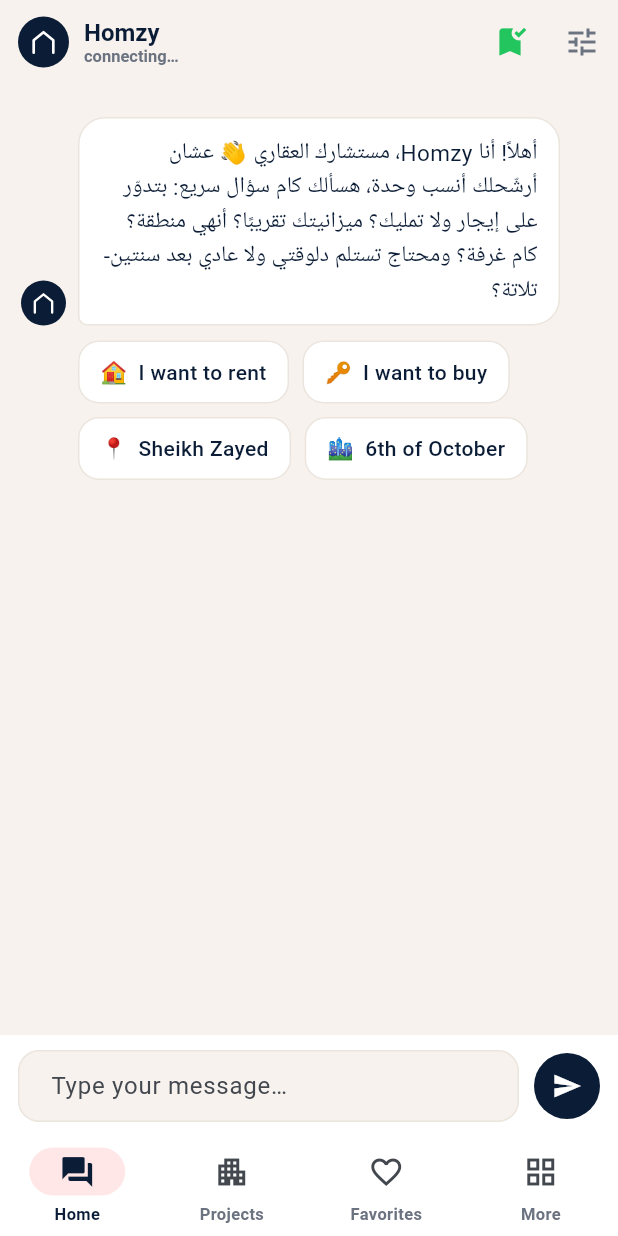
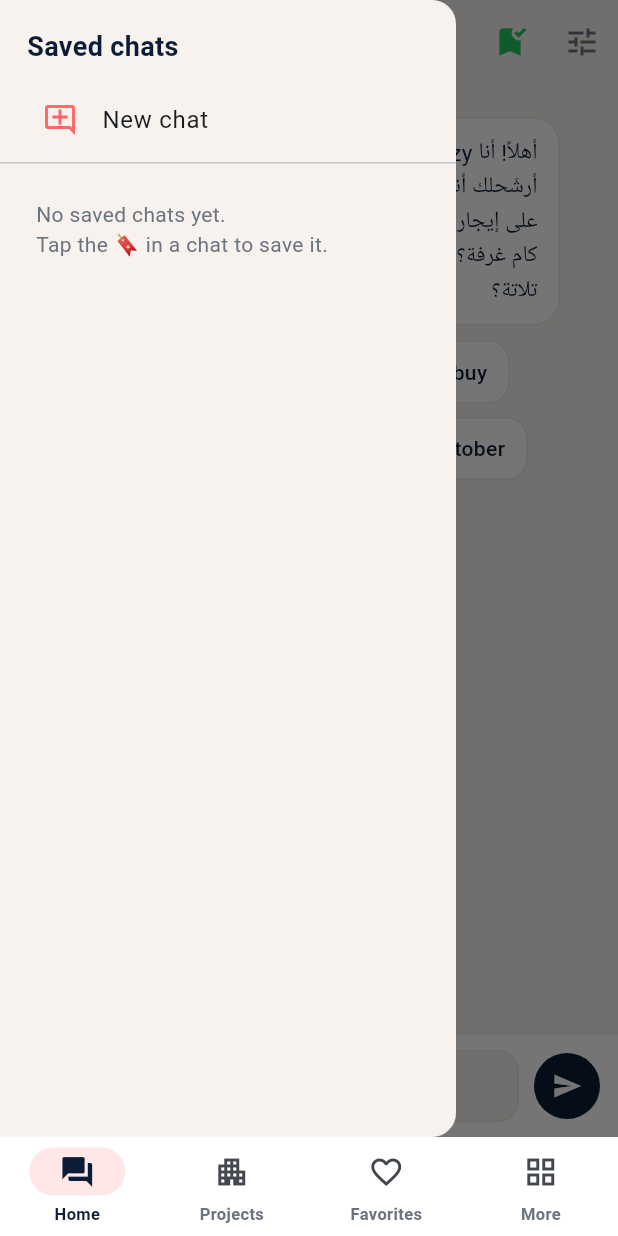
Before and after one commit to alialielkhayat246-a11y/Homzy, a Flutter app: the screen it shows once a user with an empty profile is signed in, with the side drawer open (before the commit the screen has no drawer), on a phone screen of 412 x 824 dp. Run offline on Flutter 3.47's test engine with Material 3 defaults, Android fonts, the phone set to English and light mode, and no system bars; our stand-ins replace flutter_map, google_fonts, image_picker, latlong2, shared_preferences, supabase_flutter; accounts and stored records are empty; network calls fail; Roboto replaces fonts that are missing (Cairo).

Commit message:
Home chat drawer of past chats, Shift+Enter newline, Projects=compounds, logo→home
- Chat (home) gets a side drawer listing past conversations to reopen, plus a
  "New chat" action.
- Composer: Enter sends, Shift+Enter inserts a newline (web/desktop).
- Projects tab now shows the compounds catalog with its area/type filter.
- Tapping the Homzy logo (added to Projects + compound detail app bars) jumps
  back to Home from anywhere, via a shared AppNav tab notifier.

Co-Authored-By: Claude Opus 4.8 <noreply@anthropic.com>

```diff
--- /dev/null
+++ b/mobile/lib/app_nav.dart
@@ -0,0 +1,16 @@
+import 'package:flutter/material.dart';
+
+/// App-wide navigation helper. The bottom-nav index lives here so any screen
+/// (even a pushed detail route) can jump back to Home by tapping the logo.
+class AppNav {
+  AppNav._();
+
+  /// Selected bottom-nav tab (0 = Home / chat). RootNav binds to this.
+  static final ValueNotifier<int> tab = ValueNotifier<int>(0);
+
+  /// Pop any pushed routes and switch to the Home tab.
+  static void goHome(BuildContext context) {
+    Navigator.of(context).popUntil((r) => r.isFirst);
+    tab.value = 0;
+  }
+}
--- a/mobile/lib/i18n.dart
+++ b/mobile/lib/i18n.dart
@@ -225,6 +225,7 @@ const Map<String, Map<String, String>> _strings = {
   'menu_privacy': {'en': 'Privacy policy', 'ar': 'سياسة الخصوصية'},
 
   // Broker / user mode switch
+  'new_chat': {'en': 'New chat', 'ar': 'محادثة جديدة'},
   'broker_mode': {'en': 'Broker mode', 'ar': 'وضع البروكر'},
   'broker_mode_sub': {
     'en': 'List your own properties and manage them.',
--- a/mobile/lib/screens/chat_screen.dart
+++ b/mobile/lib/screens/chat_screen.dart
@@ -209,6 +209,28 @@ class _ChatScreenState extends State<ChatScreen> {
         .showSnackBar(SnackBar(content: Text(msg)));
   }
 
+  /// Open a past conversation from the drawer (loads its full messages first).
+  Future<void> _openSaved(SavedConversation header) async {
+    Navigator.of(context).pop(); // close the drawer
+    final msgs = await ChatStore.instance.messages(header.id);
+    if (!mounted) return;
+    final full = SavedConversation(
+      id: header.id,
+      title: header.title,
+      language: header.language,
+      updatedAt: header.updatedAt,
+      messages: msgs,
+    );
+    Navigator.of(context).push(
+        MaterialPageRoute(builder: (_) => ChatScreen(restored: full)));
+  }
+
+  void _newChat() {
+    Navigator.of(context).pop();
+    Navigator.of(context)
+        .push(MaterialPageRoute(builder: (_) => const ChatScreen()));
+  }
+
   Future<void> _editServer() async {
     final field = TextEditingController(text: HomzyApi.instance.baseUrl);
     final saved = await showDialog<bool>(
@@ -256,6 +278,10 @@ class _ChatScreenState extends State<ChatScreen> {
   Widget build(BuildContext context) {
     final showChips = _messages.length <= 1;
     return Scaffold(
+      drawer: _RecentChatsDrawer(
+        onOpen: _openSaved,
+        onNew: _newChat,
+      ),
       appBar: AppBar(
         titleSpacing: 12,
         title: Row(
@@ -664,13 +690,24 @@ class _Composer extends StatelessWidget {
       child: Row(
         children: [
           Expanded(
+            // Enter sends; Shift+Enter inserts a newline (web/desktop keyboards).
+            child: Focus(
+              onKeyEvent: (node, event) {
+                if (event is KeyDownEvent &&
+                    event.logicalKey == LogicalKeyboardKey.enter &&
+                    !HardwareKeyboard.instance.isShiftPressed) {
+                  if (enabled) onSend();
+                  return KeyEventResult.handled;
+                }
+                return KeyEventResult.ignored;
+              },
               child: TextField(
                 controller: controller,
                 enabled: enabled,
                 minLines: 1,
-              maxLines: 4,
-              textInputAction: TextInputAction.send,
-              onSubmitted: (_) => onSend(),
+                maxLines: 5,
+                keyboardType: TextInputType.multiline,
+                textInputAction: TextInputAction.newline,
                 decoration: InputDecoration(
                   hintText: tr('chat_hint'),
                 filled: true,
@@ -680,6 +717,7 @@ class _Composer extends StatelessWidget {
                   border: OutlineInputBorder(
                     borderRadius: BorderRadius.circular(24),
                     borderSide: BorderSide.none,
+                  ),
                 ),
               ),
             ),
@@ -702,3 +740,76 @@ class _Composer extends StatelessWidget {
     );
   }
 }
+
+/// Side drawer listing the user's past conversations to jump back into.
+class _RecentChatsDrawer extends StatelessWidget {
+  const _RecentChatsDrawer({required this.onOpen, required this.onNew});
+  final void Function(SavedConversation) onOpen;
+  final VoidCallback onNew;
+
+  @override
+  Widget build(BuildContext context) {
+    return Drawer(
+      backgroundColor: Brand.cream,
+      child: SafeArea(
+        child: Column(
+          crossAxisAlignment: CrossAxisAlignment.start,
+          children: [
+            Padding(
+              padding: const EdgeInsets.fromLTRB(18, 18, 18, 8),
+              child: Text(tr('saved_chats'),
+                  style: const TextStyle(
+                      fontSize: 18, fontWeight: FontWeight.w700)),
+            ),
+            Padding(
+              padding: const EdgeInsets.symmetric(horizontal: 12),
+              child: ListTile(
+                leading: const Icon(Icons.add_comment_outlined,
+                    color: Brand.coral),
+                title: Text(tr('new_chat')),
+                onTap: onNew,
+              ),
+            ),
+            const Divider(height: 1),
+            Expanded(
+              child: FutureBuilder<List<SavedConversation>>(
+                future: ChatStore.instance.list(),
+                builder: (context, snap) {
+                  if (!snap.hasData) {
+                    return const Center(child: CircularProgressIndicator());
+                  }
+                  final items = snap.data!;
+                  if (items.isEmpty) {
+                    return Padding(
+                      padding: const EdgeInsets.all(24),
+                      child: Text(tr('no_saved'),
+                          style: const TextStyle(color: Brand.muted)),
+                    );
+                  }
+                  return ListView.builder(
+                    padding: const EdgeInsets.symmetric(vertical: 6),
+                    itemCount: items.length,
+                    itemBuilder: (context, i) {
+                      final c = items[i];
+                      return ListTile(
+                        leading: const Icon(Icons.chat_bubble_outline,
+                            color: Brand.navy, size: 20),
+                        title: Text(c.title,
+                            maxLines: 1, overflow: TextOverflow.ellipsis),
+                        subtitle: Text(
+                          '${c.updatedAt.year}/${c.updatedAt.month}/${c.updatedAt.day}',
+                          style: const TextStyle(fontSize: 11),
+                        ),
+                        onTap: () => onOpen(c),
+                      );
+                    },
+                  );
+                },
+              ),
+            ),
+          ],
+        ),
+      ),
+    );
+  }
+}
--- a/mobile/lib/screens/project_detail_screen.dart
+++ b/mobile/lib/screens/project_detail_screen.dart
@@ -5,6 +5,7 @@ import 'package:url_launcher/url_launcher.dart';
 import '../i18n.dart';
 import '../services/catalog_service.dart';
 import '../theme.dart';
+import '../widgets/home_logo_button.dart';
 
 String _money(num? v) {
   if (v == null) return '—';
@@ -78,6 +79,11 @@ class _ProjectDetailScreenState extends State<ProjectDetailScreen> {
                 pinned: true,
                 backgroundColor: Brand.navy,
                 foregroundColor: Colors.white,
+                actions: const [
+                  Padding(
+                      padding: EdgeInsets.symmetric(horizontal: 10),
+                      child: HomeLogoButton()),
+                ],
                 flexibleSpace: FlexibleSpaceBar(
                   background: _Gallery(images: d.images, cover: p.coverImageUrl),
                 ),
--- a/mobile/lib/screens/root_nav.dart
+++ b/mobile/lib/screens/root_nav.dart
@@ -1,6 +1,7 @@
 import 'package:flutter/material.dart';
 
 import '../api.dart';
+import '../app_nav.dart';
 import '../i18n.dart';
 import '../services/profile_service.dart';
 import '../theme.dart';
@@ -8,7 +9,7 @@ import 'chat_screen.dart';
 import 'favorites_screen.dart';
 import 'more_screen.dart';
 import 'my_listings_screen.dart';
-import 'projects_browse_screen.dart';
+import 'projects_screen.dart';
 
 /// App shell. The home tab is the Homzy AI chat; "Projects" holds the search.
 /// Broker mode adds the "My listings" tab.
@@ -23,8 +24,6 @@ class RootNav extends StatefulWidget {
 }
 
 class _RootNavState extends State<RootNav> {
-  int _index = 0;
-
   @override
   void initState() {
     super.initState();
@@ -39,7 +38,7 @@ class _RootNavState extends State<RootNav> {
         final isBroker = role == 'broker';
         final pages = <Widget>[
           const ChatScreen(),
-          const ProjectsBrowseScreen(),
+          const ProjectsScreen(),
           const FavoritesScreen(),
           if (isBroker) const MyListingsScreen(),
           const MoreScreen(),
@@ -67,10 +66,12 @@ class _RootNavState extends State<RootNav> {
               selectedIcon: const Icon(Icons.grid_view, color: Brand.navy),
               label: tr('nav_more')),
         ];
-        if (_index >= pages.length) _index = pages.length - 1;
-
+        return ValueListenableBuilder<int>(
+          valueListenable: AppNav.tab,
+          builder: (context, index, __) {
+            if (index >= pages.length) index = pages.length - 1;
             return Scaffold(
-          body: IndexedStack(index: _index, children: pages),
+              body: IndexedStack(index: index, children: pages),
               bottomNavigationBar: NavigationBarTheme(
                 data: NavigationBarThemeData(
                   backgroundColor: Colors.white,
@@ -87,13 +88,15 @@ class _RootNavState extends State<RootNav> {
                 ),
                 child: NavigationBar(
                   height: 66,
-              selectedIndex: _index,
-              onDestinationSelected: (i) => setState(() => _index = i),
+                  selectedIndex: index,
+                  onDestinationSelected: (i) => AppNav.tab.value = i,
                   destinations: destinations,
                 ),
               ),
             );
           },
         );
+      },
+    );
   }
 }
```
Also changed, not shown: mobile/lib/screens/projects_screen.dart (+10 -1 lines), mobile/lib/widgets/home_logo_button.dart (added, +26 -0 lines). Lines whose indentation alone changed are shown as unchanged.
